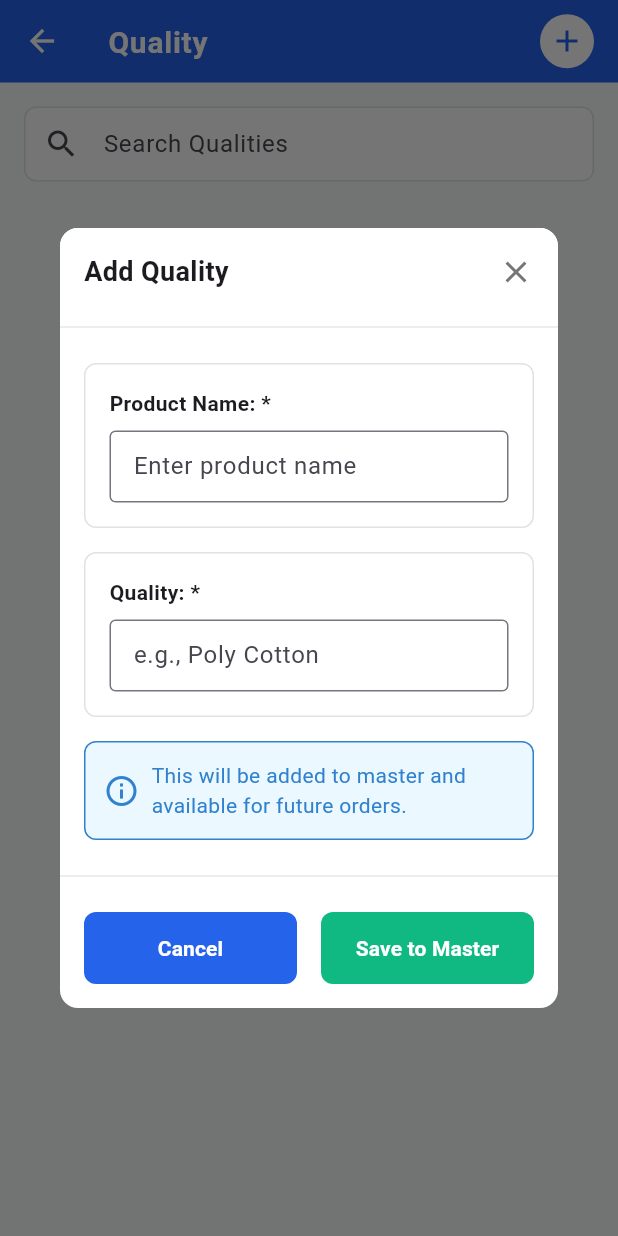
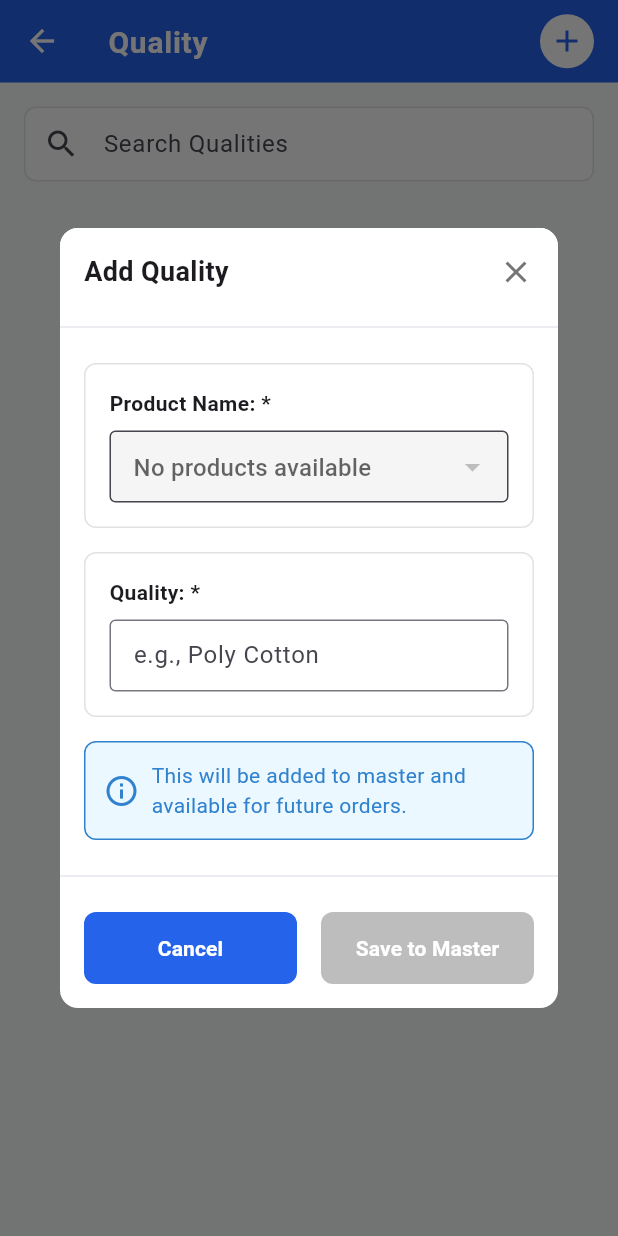
Before and after one commit to Affifa-2003/Fabric-Purchase-App, a Flutter app: the QualityPage screen opened directly, after a tap on the "add" icon, on a phone screen of 412 x 824 dp. Run offline on Flutter 3.47's test engine with Material 3 defaults, Android fonts, the phone set to English and light mode, and no system bars; our stand-ins replace fluttertoast, hive_flutter, image_picker; accounts and stored records are empty.

Commit message:
Updated Quality Menu

```diff
--- a/lib/service/quality_service.dart
+++ b/lib/service/quality_service.dart
@@ -25,9 +25,10 @@ class QualityService {
               // Ensure all values have the correct types
               Map<String, dynamic> qualityMap = Map<String, dynamic>.from(item);
 
-              // Ensure product is a string
-              if (qualityMap['product'] is! String) {
-                qualityMap['product'] = qualityMap['product']?.toString() ?? 'General';
+              // Ensure product is a string and not empty
+              if (qualityMap['product'] is! String || qualityMap['product'].toString().trim().isEmpty) {
+                // Skip items without a valid product name
+                return null;
               }
 
               // Ensure quality is a string
@@ -37,8 +38,9 @@ class QualityService {
 
               return qualityMap;
             }
-            return <String, dynamic>{'product': 'General', 'quality': ''};
-          }).toList();
+            // Skip invalid items
+            return null;
+          }).where((item) => item != null).cast<Map<String, dynamic>>().toList();
         }
       }
 
--- a/lib/widgets/quality_dialog.dart
+++ b/lib/widgets/quality_dialog.dart
@@ -105,7 +105,7 @@ class _QualityDialogState extends State<QualityDialog> {
             child: Column(
               mainAxisSize: MainAxisSize.min,
               children: [
-                // Product Name Field
+                // Product Name Field (always show as dropdown)
                 Container(
                   decoration: BoxDecoration(
                     color: const Color(0xFFFFFFFF),
@@ -125,43 +125,42 @@ class _QualityDialogState extends State<QualityDialog> {
                         ],
                       ),
                       const SizedBox(height: 8),
-                      // Show dropdown if products are provided, otherwise show text field
-                      widget.activeProducts != null && widget.activeProducts!.isNotEmpty
-                          ? DropdownButtonFormField<String>(
+                      // Always show dropdown, but disable when no products
+                      DropdownButtonFormField<String>(
                         value: selectedProductValue,
-                              decoration: const InputDecoration(
-                                hintText: 'Select a product',
-                                border: OutlineInputBorder(),
-                                contentPadding: EdgeInsets.symmetric(
+                        decoration: InputDecoration(
+                          hintText: widget.activeProducts != null && widget.activeProducts!.isNotEmpty
+                              ? 'Select a product'
+                              : 'No products available',
+                          border: const OutlineInputBorder(),
+                          contentPadding: const EdgeInsets.symmetric(
                             horizontal: 12,
                             vertical: 8,
                           ),
+                          filled: true,
+                          fillColor: widget.activeProducts != null && widget.activeProducts!.isNotEmpty
+                              ? Colors.white
+                              : Colors.grey[100],
                         ),
-                              items: widget.activeProducts!.map((product) {
+                        items: widget.activeProducts != null && widget.activeProducts!.isNotEmpty
+                            ? widget.activeProducts!.map((product) {
                                 return DropdownMenuItem<String>(
                                   value: product['name'],
                                   child: Text(product['name']),
                                 );
-                              }).toList(),
-                              onChanged: (value) {
+                              }).toList()
+                            : [], // Empty list when no products
+                        onChanged: widget.activeProducts != null && widget.activeProducts!.isNotEmpty
+                            ? (value) {
                                 setState(() {
                                   selectedProductValue = value;
                                 });
-                              },
-                            )
-                          : TextField(
-                              controller: productController,
-                              inputFormatters: [
-                                NoLeadingOrMultipleSpacesFormatter(),
-                              ],
-                              decoration: const InputDecoration(
-                                hintText: 'Enter product name',
-                                border: OutlineInputBorder(),
-                                contentPadding: EdgeInsets.symmetric(
-                                  horizontal: 12,
-                                  vertical: 8,
-                                ),
-                              ),
+                              }
+                            : null, // Disable when no products
+                        isExpanded: true,
+                        icon: widget.activeProducts != null && widget.activeProducts!.isNotEmpty
+                            ? const Icon(Icons.arrow_drop_down)
+                            : null, // Hide dropdown icon when disabled
                       ),
                     ],
                   ),
@@ -267,22 +266,22 @@ class _QualityDialogState extends State<QualityDialog> {
                 Expanded(
                   child: Container(
                     decoration: BoxDecoration(
-                      color: const Color(0xFF10B981),
+                      color: widget.activeProducts != null && widget.activeProducts!.isNotEmpty
+                          ? const Color(0xFF10B981)
+                          : Colors.grey[400], // Grey out button when no products
                       borderRadius: BorderRadius.circular(8),
                     ),
                     child: TextButton(
-                      onPressed: () async {
-                        // Get product name from dropdown or text field
-                        String productName = selectedProductValue ??
-                                       (widget.activeProducts != null && widget.activeProducts!.isNotEmpty
-                                           ? ''
-                                           : productController.text.trim());
+                      onPressed: widget.activeProducts != null && widget.activeProducts!.isNotEmpty
+                          ? () async {
+                              // Get product name from dropdown
+                              String productName = selectedProductValue ?? '';
 
                               // Validate required fields
                               if (productName.isEmpty) {
                                 ScaffoldMessenger.of(context).showSnackBar(
                                   const SnackBar(
-                              content: Text('Please enter a product name'),
+                                    content: Text('Please select a product'),
                                     backgroundColor: Colors.red,
                                   ),
                                 );
@@ -304,7 +303,8 @@ class _QualityDialogState extends State<QualityDialog> {
                                 'product': productName,
                                 'quality': qualityController.text.trim(),
                               });
-                      },
+                            }
+                          : null, // Disable button when no products
                       child: const Text(
                         'Save to Master',
                         style: TextStyle(
```
Lines whose indentation alone changed are shown as unchanged.
